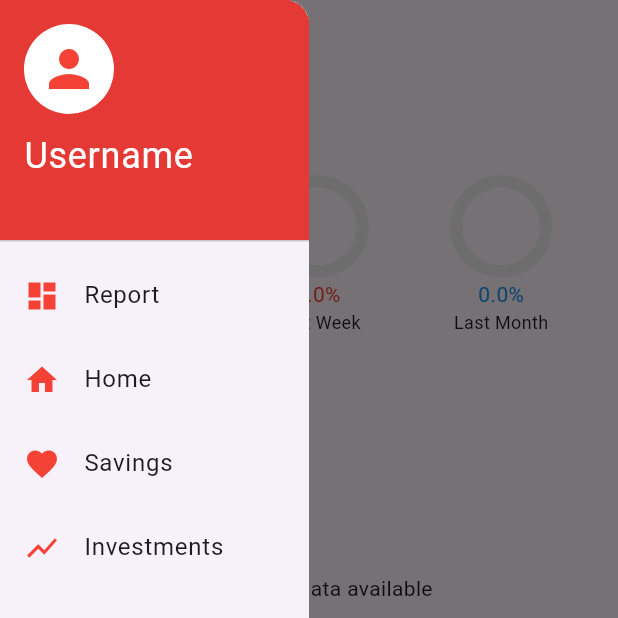
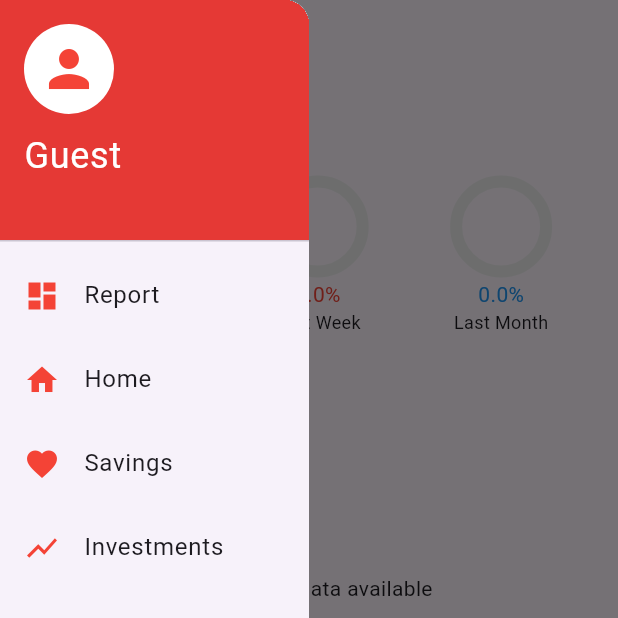
Before and after one commit to chris6896/personal_finance_tracker, a Flutter app: the HomeScreenContent screen opened directly with empty values, in the side drawer, after a tap on the "menu" icon, on a phone screen of 412 x 824 dp, the top half of it. Run offline on Flutter 3.47's test engine with Material 3 defaults, Android fonts, the phone set to English and light mode, and no system bars; our stand-ins replace fl_chart, sqflite; accounts and stored records are empty.

Commit message:
Implemented Sar change: username

```diff
--- a/lib/database_helper.dart
+++ b/lib/database_helper.dart
@@ -1,3 +1,5 @@
+import 'dart:async';
+
 import 'package:sqflite/sqflite.dart';
 import 'package:path/path.dart';
 import 'package:crypto/crypto.dart';
@@ -188,7 +190,19 @@ class DatabaseHelper {
     }
     return null;
   }
-
+  Future<String?> getUsername(int userId) async {
+    final db = await database;
+    final result = await db.query(
+      tableUsers,
+      columns: ['username'],
+      where: 'id = ?',
+      whereArgs: [userId],
+    );
+    if (result.isNotEmpty){
+      return result.first['username'] as String?;
+    }
+    return null;
+  }
   Future<int> insertIncome(int userId, Map<String, dynamic> income) async {
     final db = await database;
     try {
--- a/lib/home_screen.dart
+++ b/lib/home_screen.dart
@@ -38,7 +38,7 @@ class _HomeScreenContentState extends State<HomeScreenContent> {
       appBar: AppBar(
         title: const Text('Home'),
         leading: IconButton(
-          icon: const Icon(Icons.menu),  // Changed to menu icon for drawer
+          icon: const Icon(Icons.menu),
           onPressed: () {
             _scaffoldKey.currentState?.openDrawer();
           },
@@ -58,13 +58,26 @@ class AppDrawer extends StatelessWidget {
   @override
   Widget build(BuildContext context) {
     final screenWidth = MediaQuery.of(context).size.width;
+    final DatabaseHelper dbHelper = DatabaseHelper();
 
     return Drawer(
       width: screenWidth * 0.5,
       child: ListView(
         padding: EdgeInsets.zero,
         children: [
-          DrawerHeader(
+          FutureBuilder<String?>(
+            future: dbHelper.getUsername(userId),
+            builder: (context, snapshot) {
+              if (snapshot.connectionState == ConnectionState.waiting) {
+                return const DrawerHeader(
+                  decoration: BoxDecoration(
+                    color: Colors.red,
+                  ),
+                  child: Center(child: CircularProgressIndicator(color: Colors.white)),
+                );
+              }
+              final username = snapshot.data ?? "Guest";
+              return DrawerHeader(
                 decoration: BoxDecoration(
                   color: Colors.red[600],
                 ),
@@ -77,12 +90,14 @@ class AppDrawer extends StatelessWidget {
                       child: Icon(Icons.person, size: 40, color: Colors.red),
                     ),
                     const SizedBox(height: 10),
-                const Text(
-                  'Username',
-                  style: TextStyle(color: Colors.white, fontSize: 24),
+                    Text(
+                      username,
+                      style: const TextStyle(color: Colors.white, fontSize: 24),
                     ),
                   ],
                 ),
+              );
+            },
           ),
           _buildDrawerItem(context, Icons.dashboard, 'Report', () {
             Navigator.pushNamed(
```
Lines whose indentation alone changed are shown as unchanged.
